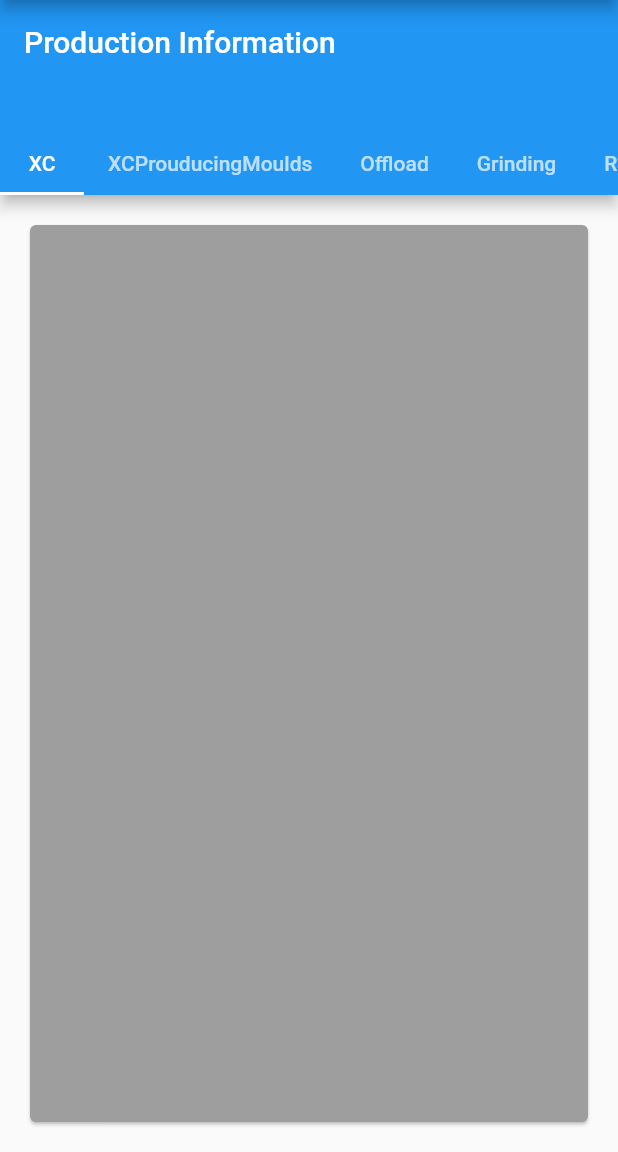
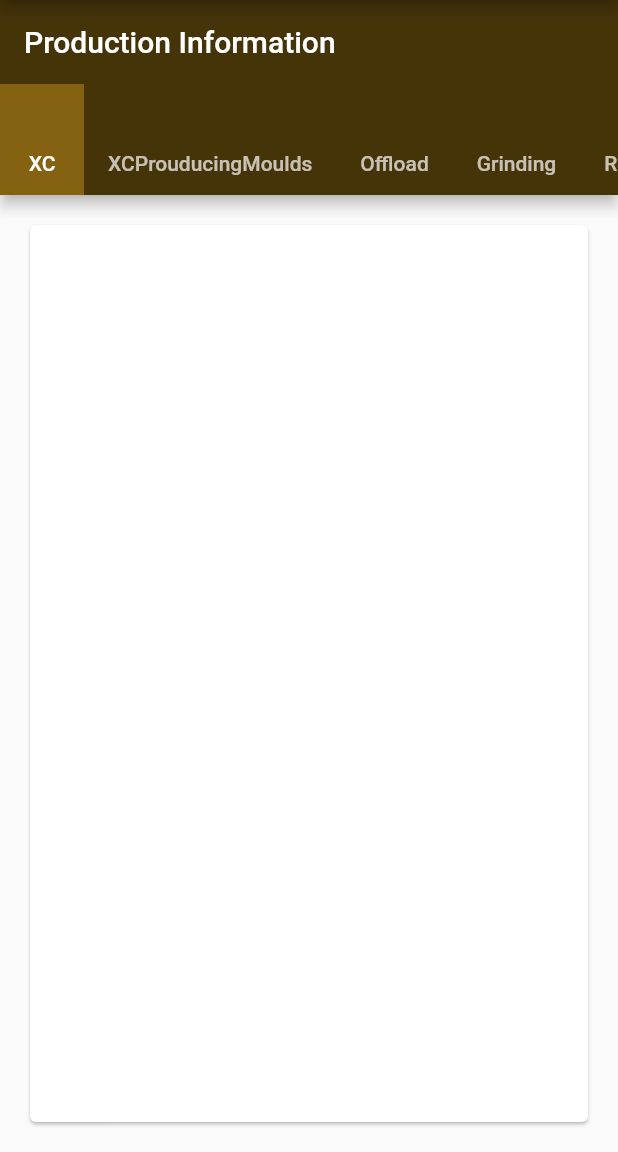
Before and after one commit to RWF-Interns/RWF-Display-App, a Flutter app: the screen it shows after launch, on a phone screen of 412 x 824 dp, the part 84-1236 px from its top. Run offline on Flutter 3.47's test engine with Material 2 defaults, Android fonts, the phone set to English and light mode, and no system bars.

Commit message:
updated tabview

```diff
--- a/lib/custom_widgets/my_tabs.dart
+++ b/lib/custom_widgets/my_tabs.dart
@@ -8,7 +8,11 @@ class MyTabBar extends StatelessWidget {
       child: Scaffold(
         appBar: AppBar(
           title: const Text('Production Information'),
+          backgroundColor: Color(0xFF463409),
           bottom: TabBar(
+
+            indicatorSize: TabBarIndicatorSize.tab,
+            indicator: BoxDecoration(color: Color(0xFF846211)),
             isScrollable: true,
             tabs: choices.map((Choice choice) {
               return Tab(
@@ -28,24 +32,33 @@ class MyTabBar extends StatelessWidget {
         ),
       ),
     );
-
   }
 }
 
 class Choice {
-  const Choice({this.title, this.icon});
+  const Choice({this.title, this.icon, this.color});
 
   final String title;
   final IconData icon;
+  final Color color;
 }
 
 const List<Choice> choices = const <Choice>[
-  const Choice(title: 'XC', ),
-  const Choice(title: 'XCProuducingMoulds',),
-  const Choice(title: 'Offload', ),
-  const Choice(title: 'Grinding',),
-  const Choice(title: 'RHT', ),
-
+  const Choice(
+    title: 'XC',
+  ),
+  const Choice(
+    title: 'XCProuducingMoulds',
+  ),
+  const Choice(
+    title: 'Offload',
+  ),
+  const Choice(
+    title: 'Grinding',
+  ),
+  const Choice(
+    title: 'RHT',
+  ),
 ];
 
 class ChoiceCard extends StatelessWidget {
@@ -57,19 +70,16 @@ class ChoiceCard extends StatelessWidget {
   Widget build(BuildContext context) {
     final TextStyle textStyle = Theme.of(context).textTheme.display1;
     return Card(
-      color: Colors.grey,
+      color: Colors.white,
       child: Center(
         child: Column(
           mainAxisSize: MainAxisSize.min,
           crossAxisAlignment: CrossAxisAlignment.center,
           children: <Widget>[
             Icon(choice.icon, size: 128.0, color: textStyle.color),
-
           ],
         ),
       ),
     );
   }
-
-
 }
```
Also changed, not shown: lib/screens/homepage.dart (+8 -1 lines). Lines whose indentation alone changed are shown as unchanged.
